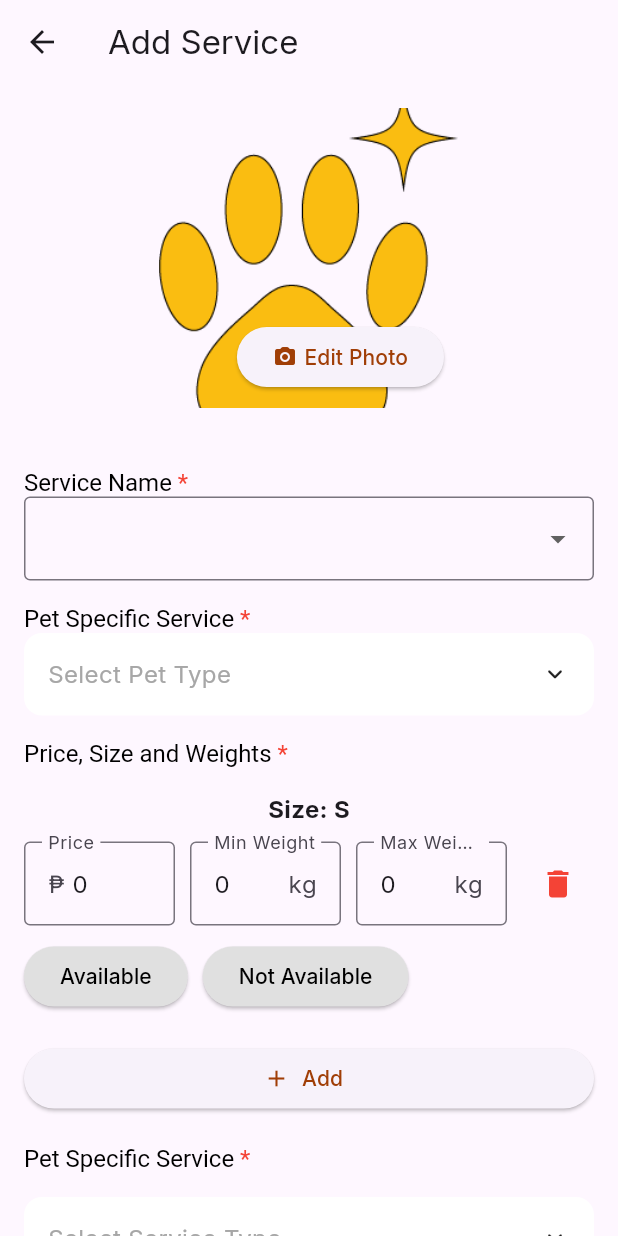
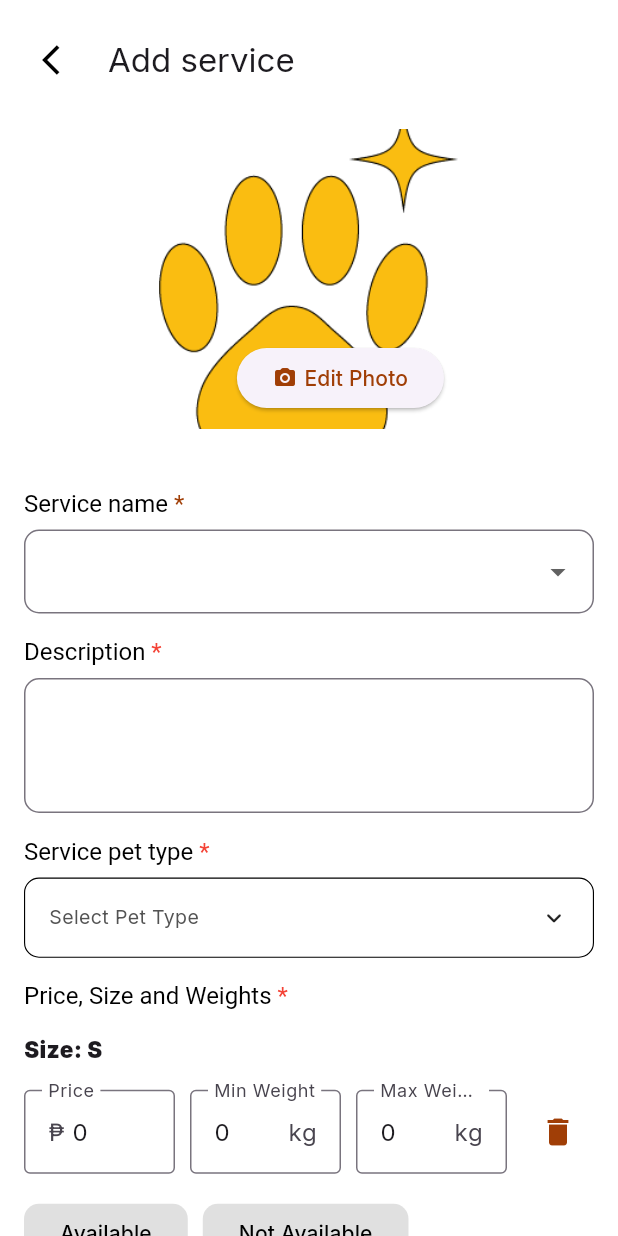
Before and after one commit to Pamfurred-Service-Provider/pamfurred_service_provider, a Flutter app: the AddServiceScreen screen opened directly with empty values, on a phone screen of 412 x 824 dp. Run offline on Flutter 3.47's test engine with Material 3 defaults, Android fonts, the phone set to English and light mode, and no system bars; drawn by our look-alikes of animated_custom_dropdown; our stand-ins replace badges, email_validator, firebase_core, firebase_messaging, fl_chart, flutter_local_notifications and 10 more; missing offline and left inert: fancy_password_field, open_street_map_search_and_pick, philippines_rpcmb; accounts and stored records are empty.

Commit message:
Modified logic for fetching services and packages and UI and backend for add service.

```diff
--- a/lib/Widgets/add_service_dialog.dart
+++ b/lib/Widgets/add_service_dialog.dart
@@ -1,4 +1,5 @@
 import 'package:flutter/material.dart';
+import 'package:service_provider/components/globals.dart';
 
 class AddNewServiceDialog extends StatelessWidget {
   final TextEditingController nameController;
@@ -27,16 +28,17 @@ class AddNewServiceDialog extends StatelessWidget {
             style: const TextStyle(fontSize: 16),
             children: [
               TextSpan(
-                text: 'Service Name ',
+                text: 'Service name ',
                 style: const TextStyle(color: Colors.black),
               ),
               TextSpan(
                 text: '*',
-                style: const TextStyle(color: Colors.red),
+                style: const TextStyle(color: primaryColor),
               ),
             ],
           ),
         ),
+        const SizedBox(height: secondarySizedBox),
         DropdownButtonFormField<String>(
           value: selectedService,
           items: [
@@ -74,7 +76,9 @@ class AddNewServiceDialog extends StatelessWidget {
                       autofocus: true,
                       textCapitalization: TextCapitalization.words,
                       decoration: const InputDecoration(
-                        border: OutlineInputBorder(),
+                        border: OutlineInputBorder(
+                            borderRadius: BorderRadius.all(
+                                Radius.circular(secondaryBorderRadius))),
                       ),
                       onChanged: (text) => newServiceName = text,
                     ),
@@ -114,7 +118,9 @@ class AddNewServiceDialog extends StatelessWidget {
             }
           },
           decoration: const InputDecoration(
-            border: OutlineInputBorder(),
+            border: OutlineInputBorder(
+                borderRadius:
+                    BorderRadius.all(Radius.circular(secondaryBorderRadius))),
           ),
         ),
       ],
--- a/lib/screens/add_service.dart
+++ b/lib/screens/add_service.dart
@@ -8,8 +8,10 @@ import 'package:service_provider/Widgets/add_service_dialog.dart';
 import 'package:service_provider/Widgets/confirmation_dialog.dart';
 import 'package:service_provider/Widgets/delete_dialog.dart';
 import 'package:service_provider/Widgets/error_dialog.dart';
-import 'package:service_provider/Widgets/remove_pet_type.dart';
+import 'package:service_provider/components/capitalize_first_letter.dart';
+import 'package:service_provider/components/custom_appbar.dart';
 import 'package:service_provider/components/globals.dart';
+import 'package:service_provider/components/width_expanded_button.dart';
 import 'package:service_provider/screens/services.dart';
 
 class AddServiceScreen extends StatefulWidget {
@@ -29,6 +31,7 @@ class AddServiceScreen extends StatefulWidget {
 class _AddServiceScreenState extends State<AddServiceScreen> {
   //Controllers
   final TextEditingController nameController = TextEditingController();
+  final TextEditingController descController = TextEditingController();
   final TextEditingController priceController = TextEditingController();
   final TextEditingController minWeightController = TextEditingController();
   final TextEditingController maxWeightController = TextEditingController();
@@ -65,15 +68,17 @@ class _AddServiceScreenState extends State<AddServiceScreen> {
 
     // Check if adding a new entry still maintains the constraints
     if (sizeList.length > 1) {
-      int prevPrice = int.parse(priceControllers[sizeList.length - 2].text);
+      try {
+        int prevPrice =
+            int.parse(priceControllers[sizeList.length - 2].text.trim());
         int prevMinWeight =
-          int.parse(minWeightControllers[sizeList.length - 2].text);
+            int.parse(minWeightControllers[sizeList.length - 2].text.trim());
         int prevMaxWeight =
-          int.parse(maxWeightControllers[sizeList.length - 2].text);
+            int.parse(maxWeightControllers[sizeList.length - 2].text.trim());
 
-      int currPrice = int.parse(priceControllers.last.text);
-      int currMinWeight = int.parse(minWeightControllers.last.text);
-      int currMaxWeight = int.parse(maxWeightControllers.last.text);
+        int currPrice = int.parse(priceControllers.last.text.trim());
+        int currMinWeight = int.parse(minWeightControllers.last.text.trim());
+        int currMaxWeight = int.parse(maxWeightControllers.last.text.trim());
 
         // Ensure current size is not less than the previous size
         if (currPrice < prevPrice ||
@@ -81,10 +86,24 @@ class _AddServiceScreenState extends State<AddServiceScreen> {
             currMaxWeight < prevMaxWeight) {
           showErrorDialog(
             context,
-          "New size values must not be lesser than the previous size.!",
+            "New size values must not be lesser than the previous size!",
           );
 
           // Remove the newly added entry if validation fails
+          setState(() {
+            sizeList.removeLast();
+            priceControllers.removeLast();
+            minWeightControllers.removeLast();
+            maxWeightControllers.removeLast();
+          });
+        }
+      } catch (e) {
+        showErrorDialog(
+          context,
+          "Invalid input detected. Please ensure all fields contain valid numeric values.",
+        );
+
+        // Optionally, remove the last entry if the error is critical
         setState(() {
           sizeList.removeLast();
           priceControllers.removeLast();
@@ -207,10 +226,11 @@ class _AddServiceScreenState extends State<AddServiceScreen> {
     int minWeight = int.parse(minWeightControllers[0].text);
     int maxWeight = int.parse(maxWeightControllers[0].text);
     if (nameController.text.isEmpty ||
+        descController.text.isEmpty ||
         priceController.text.isEmpty ||
         sizes == null ||
         minWeightController.text.isEmpty ||
-        serviceTypeOptions == null ||
+        serviceTypeOptions.isEmpty ||
         availability == null) {
       throw Exception('Please fill all fields');
     }
@@ -223,16 +243,17 @@ class _AddServiceScreenState extends State<AddServiceScreen> {
 
     // Add service to backend
     final serviceId = await backend.addService(
+      serviceProviderId: widget.serviceProviderId,
+      imageUrl: imageUrl,
       serviceName: nameController.text,
+      serviceDesc: descController.text,
+      petsToCater: petsList,
+      serviceType: selectedServiceTypes,
       price: price,
       size: sizes ?? '',
       minWeight: minWeight,
       maxWeight: maxWeight,
-      petsToCater: petsList,
-      serviceProviderId: widget.serviceProviderId,
-      serviceType: selectedServiceTypes,
       availability: availability == 'Available',
-      imageUrl: imageUrl,
       serviceCategory: widget.serviceCategory,
     );
 
@@ -290,16 +311,10 @@ class _AddServiceScreenState extends State<AddServiceScreen> {
   @override
   Widget build(BuildContext context) {
     return Scaffold(
-      appBar: AppBar(
-        title: const Text("Add Service"),
-        leading: IconButton(
-          icon: const Icon(Icons.arrow_back),
-          onPressed: () {
-            Navigator.pop(context);
-          },
-        ),
-      ),
+      appBar: customAppBarWithTitle(context, 'Add service'),
+      backgroundColor: Colors.white,
       body: ListView(
+        physics: BouncingScrollPhysics(),
         padding: const EdgeInsets.all(16.0),
         children: [
           Center(
@@ -353,7 +368,7 @@ class _AddServiceScreenState extends State<AddServiceScreen> {
               style: const TextStyle(fontSize: 16),
               children: [
                 TextSpan(
-                  text: 'Pet Specific Service ', // Regular text
+                  text: 'Description ', // Regular text
                   style: const TextStyle(color: Colors.black),
                 ),
                 TextSpan(
@@ -363,7 +378,58 @@ class _AddServiceScreenState extends State<AddServiceScreen> {
               ],
             ),
           ),
+          const SizedBox(height: secondarySizedBox),
+          SizedBox(
+            height: 90,
+            child: TextFormField(
+                minLines: 3,
+                maxLines: 5,
+                controller: descController,
+                cursorColor: Colors.black,
+                decoration: InputDecoration(
+                  contentPadding: const EdgeInsets.all(10.0),
+                  border: OutlineInputBorder(
+                    borderRadius: BorderRadius.circular(secondaryBorderRadius),
+                  ),
+                  focusedBorder: OutlineInputBorder(
+                    borderSide: const BorderSide(color: primaryColor),
+                    borderRadius: BorderRadius.circular(secondaryBorderRadius),
+                  ),
+                ),
+                inputFormatters: [
+                  TextInputFormatter.withFunction((oldValue, newValue) {
+                    final newText = capitalizeFirstLetter(
+                        newValue.text); // Capitalize only the first letter
+                    return newValue.copyWith(text: newText);
+                  }),
+                ]),
+          ),
+          const SizedBox(height: tertiarySizedBox),
+          RichText(
+            text: TextSpan(
+              style: const TextStyle(fontSize: 16),
+              children: [
+                TextSpan(
+                  text: 'Service pet type ', // Regular text
+                  style: const TextStyle(color: Colors.black),
+                ),
+                TextSpan(
+                  text: '*', // Asterisk in red
+                  style: const TextStyle(color: Colors.red),
+                ),
+              ],
+            ),
+          ),
+          const SizedBox(height: secondarySizedBox),
           CustomDropdown.multiSelect(
+            decoration: CustomDropdownDecoration(
+              hintStyle: TextStyle(fontSize: smallText, color: greyColor),
+              closedBorder: Border.all(width: .75),
+              closedBorderRadius: BorderRadius.circular(secondaryBorderRadius),
+              expandedBorder: Border.all(width: .75),
+              expandedBorderRadius:
+                  BorderRadius.circular(secondaryBorderRadius),
+            ),
             items: petTypeOptions,
             initialItems: selectedPetTypes,
             hintText: 'Select Pet Type',
@@ -390,7 +456,6 @@ class _AddServiceScreenState extends State<AddServiceScreen> {
               ],
             ),
           ),
-          const SizedBox(height: tertiarySizedBox),
           ListView.builder(
             shrinkWrap: true,
             physics: const NeverScrollableScrollPhysics(),
@@ -399,16 +464,20 @@ class _AddServiceScreenState extends State<AddServiceScreen> {
               return Column(
                 crossAxisAlignment: CrossAxisAlignment.start,
                 children: [
-                  Center(
-                    child: Text(
+                  const SizedBox(height: tertiarySizedBox),
+                  Row(
+                    mainAxisAlignment: MainAxisAlignment.start,
+                    children: [
+                      Text(
                         "Size: ${sizeList[index]}",
                         style: const TextStyle(
-                        fontSize: 16,
-                        fontWeight: FontWeight.bold,
+                          fontSize: regularText,
+                          fontWeight: boldWeight,
                         ),
                       ),
+                    ],
                   ),
-                  const SizedBox(height: 10),
+                  const SizedBox(height: tertiarySizedBox),
                   Row(
                     children: [
                       // Price
@@ -460,7 +529,7 @@ class _AddServiceScreenState extends State<AddServiceScreen> {
                       ),
                       const SizedBox(width: 10),
                       IconButton(
-                        icon: const Icon(Icons.delete, color: Colors.red),
+                        icon: const Icon(Icons.delete, color: primaryColor),
                         onPressed: () {
                           showDialog(
                             context: context,
@@ -477,11 +546,15 @@ class _AddServiceScreenState extends State<AddServiceScreen> {
                       ),
                     ],
                   ),
-                  const SizedBox(height: 10),
+                  const SizedBox(height: tertiarySizedBox),
                   Row(
                     children: [
                       ElevatedButton(
                         style: ElevatedButton.styleFrom(
+                          elevation: 0,
+                          shape: RoundedRectangleBorder(
+                              borderRadius:
+                                  BorderRadius.circular(secondaryBorderRadius)),
                           backgroundColor:
                               availabilityMap[sizeList[index]] == 'Available'
                                   ? Colors.green
@@ -512,9 +585,13 @@ class _AddServiceScreenState extends State<AddServiceScreen> {
                       const SizedBox(width: 10),
                       ElevatedButton(
                         style: ElevatedButton.styleFrom(
+                          elevation: 0,
+                          shape: RoundedRectangleBorder(
+                              borderRadius:
+                                  BorderRadius.circular(secondaryBorderRadius)),
                           backgroundColor: availabilityMap[sizeList[index]] ==
                                   'Not Available'
-                              ? Colors.red
+                              ? primaryColor
                               : Colors.grey.shade300,
                           foregroundColor: availabilityMap[sizeList[index]] ==
                                   'Not Available'
@@ -546,11 +623,12 @@ class _AddServiceScreenState extends State<AddServiceScreen> {
               );
             },
           ),
-          const SizedBox(height: 20),
-          ElevatedButton.icon(
+          const SizedBox(height: secondarySizedBox),
+          CustomWideButton(
+            text: 'Add more',
             onPressed: addEntry,
-            icon: const Icon(Icons.add),
-            label: const Text("Add"),
+            leadingIcon: Icons.add,
+            backgroundColor: Colors.green,
           ),
           const SizedBox(height: 20),
           RichText(
@@ -558,18 +636,26 @@ class _AddServiceScreenState extends State<AddServiceScreen> {
               style: const TextStyle(fontSize: 16),
               children: [
                 TextSpan(
-                  text: 'Pet Specific Service ', // Regular text
+                  text: 'Service type ', // Regular text
                   style: const TextStyle(color: Colors.black),
                 ),
                 TextSpan(
                   text: '*', // Asterisk in red
-                  style: const TextStyle(color: Colors.red),
+                  style: const TextStyle(color: primaryColor),
                 ),
               ],
             ),
           ),
           const SizedBox(height: tertiarySizedBox),
           CustomDropdown.multiSelect(
+            decoration: CustomDropdownDecoration(
+              hintStyle: TextStyle(fontSize: smallText, color: greyColor),
+              closedBorder: Border.all(width: .75),
+              closedBorderRadius: BorderRadius.circular(secondaryBorderRadius),
+              expandedBorder: Border.all(width: .75),
+              expandedBorderRadius:
+                  BorderRadius.circular(secondaryBorderRadius),
+            ),
             items: serviceTypeOptions,
             initialItems: selectedServiceTypes,
             hintText: 'Select Service Type',
@@ -580,19 +666,29 @@ class _AddServiceScreenState extends State<AddServiceScreen> {
               print('Selected service types: $selectedItems');
             },
           ),
-          const SizedBox(height: 20),
+          const SizedBox(height: quaternarySizedBox),
           Row(
             mainAxisAlignment: MainAxisAlignment.spaceBetween,
             children: [
               TextButton(
                 style: TextButton.styleFrom(
-                  backgroundColor: const Color(0xFFA03E06),
+                  elevation: 0,
+                  shape: RoundedRectangleBorder(
+                      borderRadius:
+                          BorderRadius.circular(secondaryBorderRadius)),
+                  backgroundColor: primaryColor,
                   foregroundColor: Colors.white,
                 ),
                 onPressed: () {
                   Navigator.pop(context);
                 },
-                child: const Text('Cancel'),
+                child: Padding(
+                  padding: const EdgeInsets.all(primarySizedBox),
+                  child: const Text(
+                    'Cancel',
+                    style: TextStyle(fontSize: regularText),
+                  ),
+                ),
               ),
               ElevatedButton(
                 onPressed: _isLoading
@@ -603,12 +699,21 @@ class _AddServiceScreenState extends State<AddServiceScreen> {
                         }
                       },
                 style: ElevatedButton.styleFrom(
-                  backgroundColor: const Color.fromARGB(255, 100, 176, 81),
+                  shape: RoundedRectangleBorder(
+                      borderRadius:
+                          BorderRadius.circular(secondaryBorderRadius)),
+                  backgroundColor: Colors.blue,
                   foregroundColor: Colors.white,
                 ),
                 child: _isLoading
-                    ? const CircularProgressIndicator()
-                    : const Text('Save'),
+                    ? const CircularProgressIndicator(
+                        color: Colors.white,
+                        strokeWidth: 2,
+                      )
+                    : const Text(
+                        'Save',
+                        style: TextStyle(fontSize: regularText),
+                      ),
               ),
             ],
           ),
--- a/lib/screens/services.dart
+++ b/lib/screens/services.dart
@@ -367,10 +367,10 @@ class ServicesScreenState extends State<ServicesScreen> {
           package_image,
           availability_status,
           package_type,
-              pet_type
-            ),
+          pet_type,
           service_package_category(
             category_name
+          )
         )
       ''').eq('sp_id', serviceProviderId);
 
@@ -382,7 +382,8 @@ class ServicesScreenState extends State<ServicesScreen> {
           packages = response.map((item) {
             final package = item['package'] as Map<String, dynamic>? ?? {};
             final category =
-                item['service_package_category'] as Map<String, dynamic>? ?? {};
+                package['service_package_category'] as Map<String, dynamic>? ??
+                    {};
 
             return {
               'id': item['serviceprovider_package_id'] ?? 'N/A',
```
Also changed, not shown: lib/Supabase/service_backend.dart (+28 -8 lines), lib/components/text_capitalizer.dart (added, +14 -0 lines), lib/components/width_expanded_button.dart (+7 -3 lines), pubspec.lock. Lines whose indentation alone changed are shown as unchanged.
